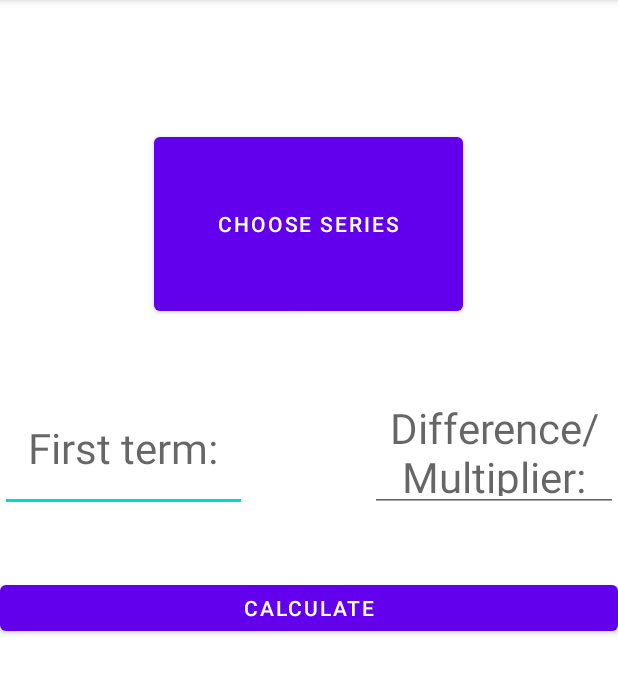
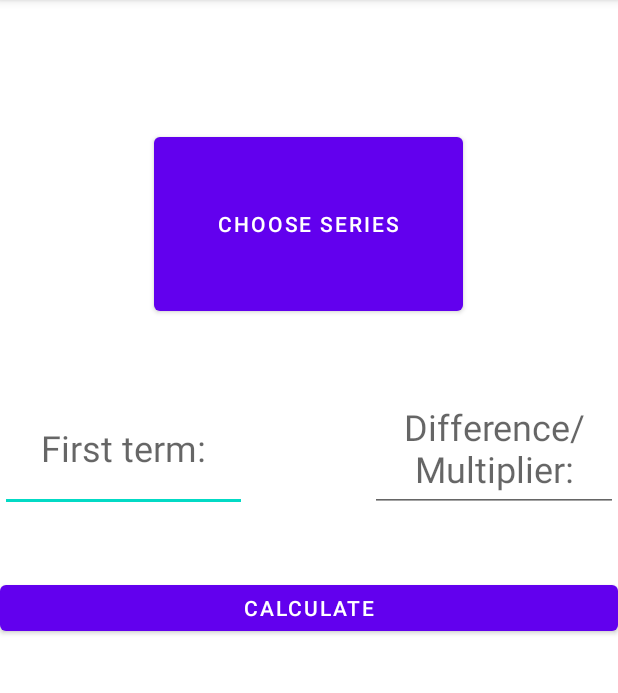
Before and after one commit to YuvalNavon/ContextMenuEX2, an Android app: the screen it shows after launch (MainActivity), on a phone screen of 412 x 824 dp, the part 84-777 px from its top. Run offline under Robolectric (Android 15) with nearby library versions, the phone set to English and light mode, and no system bars.

Commit message:
check javadoc 3

```diff
--- a/app/src/main/res/layout/activity_main.xml
+++ b/app/src/main/res/layout/activity_main.xml
@@ -58,7 +58,7 @@
             android:gravity="center"
             android:hint="First term:"
             android:inputType="numberDecimal|numberSigned"
-            android:textSize="28sp" />
+            android:textSize="24sp" />
 
         <Space
             android:layout_width="0dp"
@@ -74,7 +74,7 @@
             android:gravity="center"
             android:hint="Difference/\nMultiplier:"
             android:inputType="numberDecimal|numberSigned"
-            android:textSize="28sp" />
+            android:textSize="24sp" />
     </LinearLayout>
 
     <Space
```
